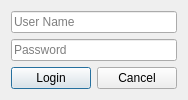
The window that login_dialog.ui (Dr-Xperience/SPMS) describes before a commit, drawn with Qt 5.
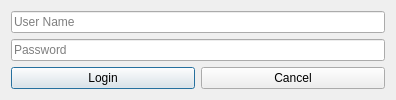
The same window after the commit.

Commit message: Change the layout of login_dialog and Added tab widget to mainwindow

Patch:
```diff
--- a/login_dialog.ui
+++ b/login_dialog.ui
@@ -9,7 +9,7 @@
    <rect>
     <x>0</x>
     <y>0</y>
-    <width>178</width>
+    <width>396</width>
     <height>99</height>
    </rect>
   </property>
```
The commit also changes 1 other file.
